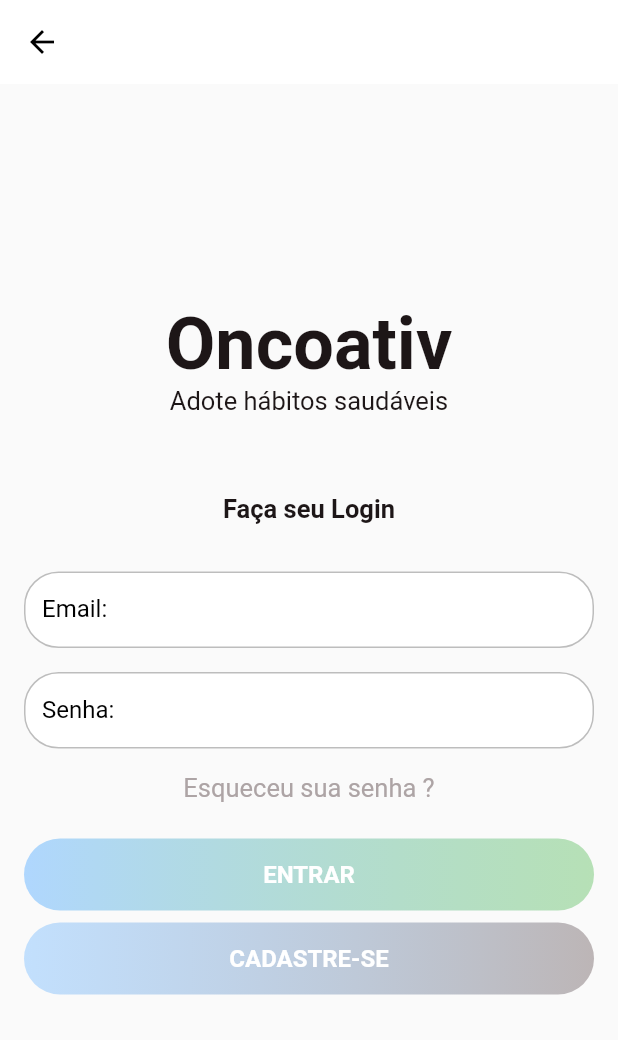
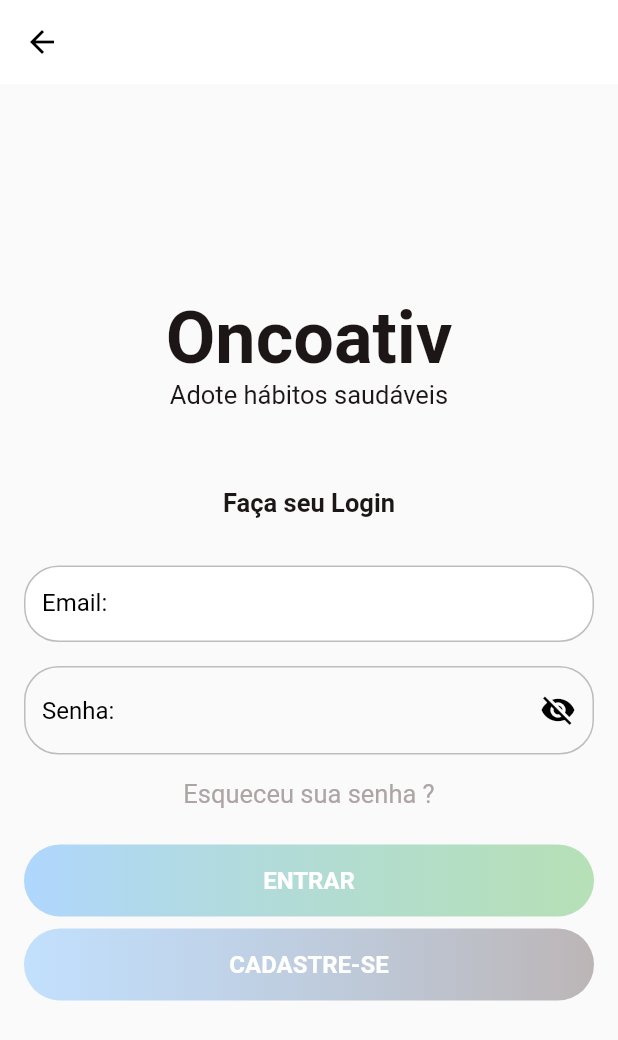
Before and after one commit to Agencia-Brawn/app-oncoativ, a Flutter app: the LoginPage screen opened by its route, on a phone screen of 412 x 824 dp. Shown: the top 1040 px of the screen. Run offline on Flutter 3.47's test engine with Material 2 defaults, Android fonts, the phone set to English and light mode, and no system bars; our stand-ins replace get.

```diff
--- a/lib/app/core/ui/widgets/oncoativ_password.dart
+++ b/lib/app/core/ui/widgets/oncoativ_password.dart
@@ -0,0 +1,47 @@
+import 'package:flutter/material.dart';
+
+class SenhaExibir extends StatefulWidget {
+  const SenhaExibir({Key? key}) : super(key: key);
+
+  @override
+  _SenhaExibir createState() => _SenhaExibir();
+}
+
+class _SenhaExibir extends State<SenhaExibir> {
+  bool _showPassword = false;
+
+  @override
+  Widget build(BuildContext context) {
+    return TextFormField(
+      style: const TextStyle(color: Colors.black),
+      decoration: InputDecoration(
+        enabledBorder: OutlineInputBorder(
+          borderRadius: BorderRadius.circular(23),
+          borderSide: BorderSide(color: Colors.grey[400]!),
+        ),
+        focusedBorder: OutlineInputBorder(
+          borderRadius: BorderRadius.circular(23),
+          borderSide: BorderSide(color: Colors.grey[400]!),
+        ),
+        // icon: const Icon(
+        //   Icons.lock,
+        //   color: Colors.black,
+        // ),
+        hintText: 'Senha:',
+        hintStyle: const TextStyle(color: Colors.black),
+        suffixIcon: GestureDetector(
+          child: Icon(
+            _showPassword == false ? Icons.visibility_off : Icons.visibility,
+            color: Colors.black,
+          ),
+          onTap: () {
+            setState(() {
+              _showPassword = !_showPassword;
+            });
+          },
+        ),
+      ),
+      obscureText: _showPassword == false ? true : false,
+    );
+  }
+}
--- a/lib/app/modules/auth/login/login_page.dart
+++ b/lib/app/modules/auth/login/login_page.dart
@@ -5,6 +5,7 @@ import 'package:oncoativ/app/core/ui/widgets/oncativ_textformfield.dart';
 import 'package:oncoativ/app/core/ui/widgets/oncoativ_appbar.dart';
 import 'package:oncoativ/app/core/ui/widgets/oncoativ_button.dart';
 import 'package:oncoativ/app/core/ui/widgets/oncoativ_button_desativa.dart';
+import 'package:oncoativ/app/core/ui/widgets/oncoativ_password.dart';
 
 class LoginPage extends StatelessWidget {
   const LoginPage({Key? key}) : super(key: key);
@@ -58,10 +59,7 @@ class LoginPage extends StatelessWidget {
                             const SizedBox(
                               height: 16,
                             ),
-                            const OncoativTextFromField(
-                              label: 'Senha:',
-                              obscureText: true,
-                            ),
+                            const SenhaExibir(),
                             const SizedBox(
                               height: 16,
                             ),
```
